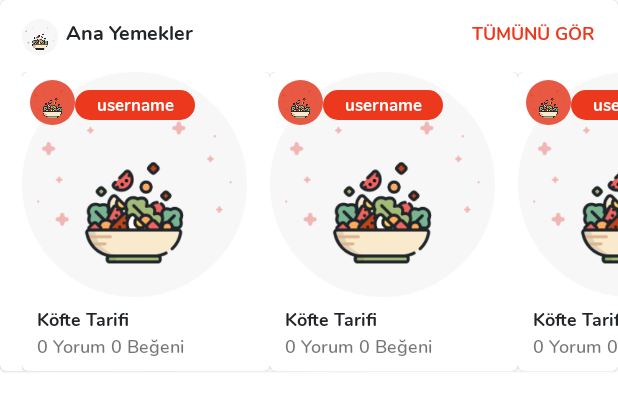
After one commit to sahmtzdmr/fodamy_android, an Android app: the layout custom_favorites_item.xml on its own in the app's theme, with its tools: preview values and no code run, on a phone screen of 412 x 824 dp. The commit adds this screen. Shown: the top 411 px of the screen. Run offline under Robolectric (Android 15) with nearby library versions, the phone set to English and light mode, and no system bars.

Commit message:
favorites cards create

```diff
--- /dev/null
+++ b/app/src/main/java/com/sadikahmetozdemir/sadik_fodamy/ui/favorites/FavoritesFragment.kt
@@ -0,0 +1,26 @@
+package com.sadikahmetozdemir.sadik_fodamy.ui.favorites
+
+import android.os.Bundle
+import androidx.fragment.app.Fragment
+import android.view.LayoutInflater
+import android.view.View
+import android.view.ViewGroup
+import com.sadikahmetozdemir.sadik_fodamy.R
+
+class FavoritesFragment : Fragment() {
+
+    override fun onCreate(savedInstanceState: Bundle?) {
+        super.onCreate(savedInstanceState)
+
+    }
+
+    override fun onCreateView(
+        inflater: LayoutInflater, container: ViewGroup?,
+        savedInstanceState: Bundle?
+    ): View? {
+        // Inflate the layout for this fragment
+        return inflater.inflate(R.layout.fragment_favorites, container, false)
+    }
+
+
+}
--- /dev/null
+++ b/app/src/main/res/drawable/favorites_userimage_background.xml
@@ -0,0 +1,15 @@
+<?xml version="1.0" encoding="utf-8"?>
+<shape xmlns:android="http://schemas.android.com/apk/res/android"
+
+    android:innerRadius="0dp"
+    android:shape="ring"
+    android:thicknessRatio="2.0"
+
+
+    android:useLevel="false" >
+
+    <solid
+        android:color="@color/primary" />
+
+
+</shape>
--- /dev/null
+++ b/app/src/main/res/drawable/username_background.xml
@@ -0,0 +1,16 @@
+<?xml version="1.0" encoding="utf-8"?>
+<layer-list xmlns:android="http://schemas.android.com/apk/res/android">
+
+    <item android:gravity="center">
+
+        <shape android:shape="rectangle">
+            <corners android:radius="10dp" />
+            <size
+                android:width="80dp"
+                android:height="20dp" />
+            <solid android:color="@color/primary" />
+        </shape>
+
+    </item>
+
+</layer-list>
--- /dev/null
+++ b/app/src/main/res/layout/custom_favorites_item.xml
@@ -0,0 +1,88 @@
+<?xml version="1.0" encoding="utf-8"?>
+
+<com.google.android.material.card.MaterialCardView xmlns:android="http://schemas.android.com/apk/res/android"
+    xmlns:app="http://schemas.android.com/apk/res-auto"
+    android:layout_width="match_parent"
+    android:layout_height="wrap_content"
+    xmlns:tools="http://schemas.android.com/tools">
+
+    <androidx.constraintlayout.widget.ConstraintLayout
+        android:layout_width="match_parent"
+        android:layout_height="match_parent">
+
+        <androidx.constraintlayout.widget.Guideline
+            android:id="@+id/guidelineLeft"
+            android:layout_width="wrap_content"
+            android:layout_height="wrap_content"
+            android:orientation="vertical"
+            app:layout_constraintGuide_begin="15dp" />
+
+
+        <androidx.appcompat.widget.AppCompatImageView
+            android:id="@+id/iv_title_drawable"
+            android:layout_width="@dimen/drawable_size"
+            android:layout_height="@dimen/drawable_size"
+            android:layout_marginTop="10dp"
+            android:src="@drawable/walkthrough_image_3"
+            app:layout_constraintStart_toStartOf="@id/guidelineLeft"
+            app:layout_constraintTop_toTopOf="parent"
+            app:layout_constraintBottom_toTopOf="@id/view_divider"/>
+
+        <TextView
+            android:id="@+id/tv_food_name"
+            android:layout_width="wrap_content"
+            android:layout_height="wrap_content"
+            android:layout_marginStart="5dp"
+            android:layout_marginTop="12dp"
+            android:layout_marginBottom="@dimen/margin_start"
+            android:fontFamily="@font/nunito_bold"
+            android:text="Ana Yemekler"
+            android:textColor="@color/cinder"
+            android:textSize="13sp"
+            app:layout_constraintStart_toEndOf="@id/iv_title_drawable"
+            app:layout_constraintTop_toTopOf="parent"
+            app:layout_constraintBottom_toTopOf="@id/view_divider"
+            />
+
+        <TextView
+            android:id="@+id/tv_see_all"
+            android:layout_width="wrap_content"
+            android:layout_height="wrap_content"
+            android:layout_marginTop="13dp"
+            android:layout_marginBottom="@dimen/margin_start"
+            android:layout_marginEnd="@dimen/margin_start"
+            android:fontFamily="@font/nunito_bold"
+            android:text="@string/see_all"
+            android:textColor="@color/primary"
+            android:textSize="12sp"
+            app:layout_constraintEnd_toEndOf="parent"
+            app:layout_constraintTop_toTopOf="parent"
+            app:layout_constraintBottom_toTopOf="@id/view_divider"
+            />
+        <View
+            android:id="@+id/view_divider"
+            android:layout_width="match_parent"
+            android:layout_height="1dp"
+            android:layout_marginTop="10dp"
+            app:layout_constraintStart_toStartOf="parent"
+            app:layout_constraintTop_toBottomOf="@id/iv_title_drawable"/>
+        <androidx.recyclerview.widget.RecyclerView
+
+            android:id="@+id/favorites_recylerview"
+            android:layout_width="0dp"
+            android:layout_height="wrap_content"
+            app:layout_constraintStart_toStartOf="@id/guidelineLeft"
+            app:layout_constraintTop_toBottomOf="@id/view_divider"
+            app:layoutManager="androidx.recyclerview.widget.LinearLayoutManager"
+            android:orientation="horizontal"
+            tools:listitem="@layout/favorites_item_cardview"
+            />
+
+
+
+
+
+    </androidx.constraintlayout.widget.ConstraintLayout>
+
+
+</com.google.android.material.card.MaterialCardView>
--- /dev/null
+++ b/app/src/main/res/layout/favorites_item_cardview.xml
@@ -0,0 +1,92 @@
+<?xml version="1.0" encoding="utf-8"?>
+<com.google.android.material.card.MaterialCardView xmlns:android="http://schemas.android.com/apk/res/android"
+    xmlns:app="http://schemas.android.com/apk/res-auto"
+    android:layout_width="wrap_content"
+    android:layout_height="wrap_content"
+    android:padding="7.5dp">
+    <androidx.constraintlayout.widget.ConstraintLayout
+        android:layout_width="wrap_content"
+        android:layout_height="wrap_content"
+        android:layout_marginEnd="15dp"
+
+        >
+
+
+
+    <androidx.appcompat.widget.AppCompatImageView
+        android:id="@+id/iv_favorites_food"
+        android:layout_width="150dp"
+        android:layout_height="150dp"
+        android:src="@drawable/walkthrough_image_3"
+        app:layout_constraintStart_toStartOf="parent"
+        app:layout_constraintTop_toTopOf="parent" />
+
+    <androidx.appcompat.widget.AppCompatImageView
+        android:background="@drawable/favorites_userimage_background"
+        android:id="@+id/iv_favorites_user_image"
+        android:layout_width="30dp"
+        android:layout_height="30dp"
+        android:layout_marginStart="5dp"
+        android:layout_marginTop="5dp"
+        android:src="@drawable/walkthrough_image_3"
+        app:layout_constraintEnd_toStartOf="@id/tv_favorites_username"
+        app:layout_constraintStart_toStartOf="@id/iv_favorites_food"
+        app:layout_constraintTop_toTopOf="@id/iv_favorites_food" />
+
+    <TextView
+        android:id="@+id/tv_favorites_username"
+        android:layout_width="wrap_content"
+        android:layout_height="wrap_content"
+        android:layout_marginStart="35dp"
+        android:layout_marginTop="12dp"
+
+        android:background="@drawable/username_background"
+        android:fontFamily="@font/nunito_bold"
+        android:gravity="center"
+        android:text="username"
+        android:textColor="@color/cardview_light_background"
+        android:textSize="11sp"
+        app:layout_constraintStart_toStartOf="@id/iv_favorites_food"
+        app:layout_constraintTop_toTopOf="@id/iv_favorites_food"
+
+        />
+
+    <TextView
+        android:id="@+id/tv_favorites_food_title"
+        android:layout_width="wrap_content"
+        android:layout_height="wrap_content"
+        android:layout_marginStart="@dimen/favorites_title_margin"
+        android:layout_marginTop="6dp"
+        android:fontFamily="@font/nunito_bold"
+        android:text="Köfte Tarifi"
+        android:textColor="@color/cinder"
+        android:textSize="12sp"
+        app:layout_constraintStart_toStartOf="parent"
+        app:layout_constraintTop_toBottomOf="@id/iv_favorites_food" />
+    <TextView
+        android:id="@+id/tv_favorites_comment"
+        android:layout_width="wrap_content"
+        android:layout_height="wrap_content"
+        android:text="0 Yorum"
+        android:fontFamily="@font/nunito_semibold"
+        android:textSize="12sp"
+        app:layout_constraintTop_toBottomOf="@id/tv_favorites_food_title"
+        app:layout_constraintStart_toStartOf="parent"
+        android:layout_marginStart="@dimen/favorites_title_margin"/>
+    <TextView
+        android:layout_width="wrap_content"
+        android:layout_height="wrap_content"
+        android:id="@+id/tv_favorites_like"
+        android:text="0 Beğeni"
+        app:layout_constraintStart_toEndOf="@id/tv_favorites_comment"
+        app:layout_constraintTop_toBottomOf="@id/tv_favorites_food_title"
+        android:layout_marginStart="3dp"
+        android:fontFamily="@font/nunito_semibold"
+        android:textSize="12sp"
+        app:layout_constraintBottom_toBottomOf="parent"
+
+        android:layout_marginBottom="7dp"/>
+
+    </androidx.constraintlayout.widget.ConstraintLayout>
+
+</com.google.android.material.card.MaterialCardView>
--- /dev/null
+++ b/app/src/main/res/layout/fragment_favorites.xml
@@ -0,0 +1,21 @@
+<?xml version="1.0" encoding="utf-8"?>
+<androidx.constraintlayout.widget.ConstraintLayout xmlns:android="http://schemas.android.com/apk/res/android"
+    xmlns:tools="http://schemas.android.com/tools"
+    android:layout_width="match_parent"
+    android:layout_height="match_parent"
+    xmlns:app="http://schemas.android.com/apk/res-auto"
+    tools:context=".ui.favorites.FavoritesFragment"
+    android:background="@color/seperator">
+    <include
+        layout="@layout/custom_toolbar"
+        android:id="@+id/toolbar"
+        app:layout_constraintTop_toTopOf="parent"
+        app:layout_constraintStart_toStartOf="parent"
+        app:layout_constraintEnd_toEndOf="parent"
+        />
+
+
+
+
+
+</androidx.constraintlayout.widget.ConstraintLayout>
--- a/app/src/main/res/values/dimens.xml
+++ b/app/src/main/res/values/dimens.xml
@@ -7,6 +7,8 @@
     <dimen name="margin_line">16dp</dimen>
     <dimen name="margin_start">15dp</dimen>
     <dimen name="margin_comment">15.5dp</dimen>
+    <dimen name="drawable_size">24dp</dimen>
+    <dimen name="favorites_title_margin">10dp</dimen>
 
 
 </resources>
--- a/app/src/main/res/values/strings.xml
+++ b/app/src/main/res/values/strings.xml
@@ -28,6 +28,7 @@
     <string name="add_comment">Yorum Ekle</string>
     <string name="time">%1$d dakika önce</string>
     <string name="ingredients_title"> Malzemeler</string>
+    <string name="see_all">TÜMÜNÜ GÖR</string>
 
 
 </resources>
```
